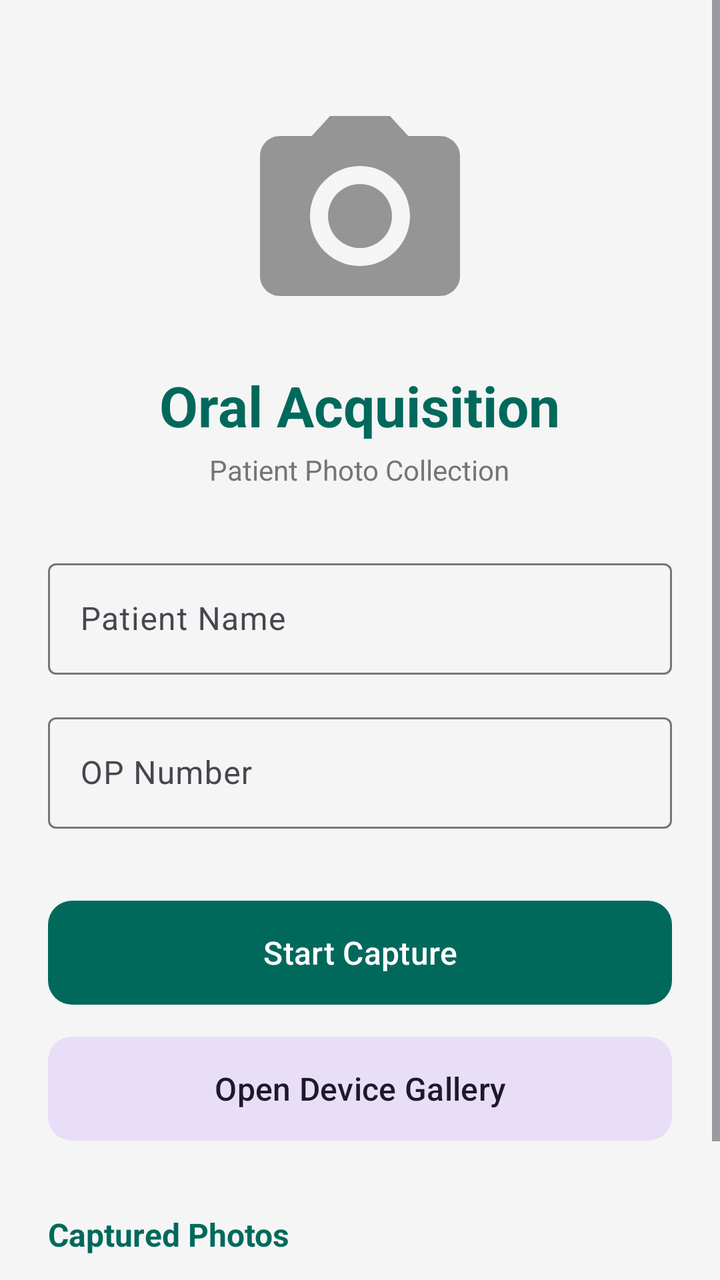
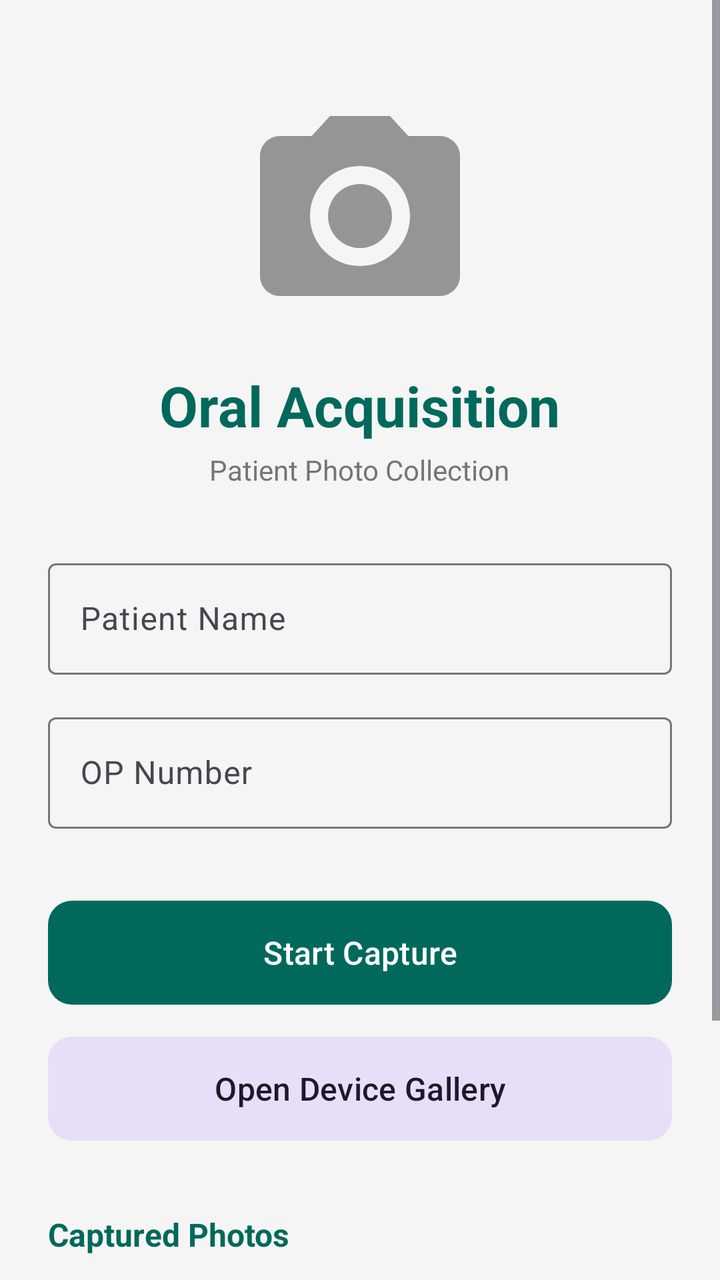

Compare the two renders of this Android layout. The source of the first and the diff that turns it into the second are given below.
<!-- AndroidManifest.xml: application theme Theme.OralAcquisition -->
<!-- res/layout/activity_main.xml -->
<?xml version="1.0" encoding="utf-8"?>
<ScrollView xmlns:android="http://schemas.android.com/apk/res/android"
    android:layout_width="match_parent"
    android:layout_height="match_parent"
    android:background="@color/background"
    android:fillViewport="true">

    <LinearLayout
        android:layout_width="match_parent"
        android:layout_height="wrap_content"
        android:orientation="vertical"
        android:padding="24dp">

        <ImageView
            android:layout_width="120dp"
            android:layout_height="120dp"
            android:layout_gravity="center_horizontal"
            android:layout_marginTop="24dp"
            android:contentDescription="@string/app_name"
            android:src="@drawable/ic_camera_placeholder" />

        <TextView
            android:layout_width="wrap_content"
            android:layout_height="wrap_content"
            android:layout_gravity="center_horizontal"
            android:layout_marginTop="16dp"
            android:text="@string/app_name"
            android:textColor="@color/primary"
            android:textSize="28sp"
            android:textStyle="bold" />

        <TextView
            android:layout_width="wrap_content"
            android:layout_height="wrap_content"
            android:layout_gravity="center_horizontal"
            android:layout_marginTop="4dp"
            android:text="Patient Photo Collection"
            android:textColor="@color/text_secondary"
            android:textSize="14sp" />

        <com.google.android.material.textfield.TextInputLayout
            android:layout_width="match_parent"
            android:layout_height="wrap_content"
            android:layout_marginTop="32dp"
            style="@style/Widget.Material3.TextInputLayout.OutlinedBox">
            
            <com.google.android.material.textfield.TextInputEditText
                android:id="@+id/etPatientName"
                android:layout_width="match_parent"
                android:layout_height="wrap_content"
                android:hint="Patient Name"
                android:inputType="textPersonName"
                android:maxLines="1"
                android:textColor="@color/text_primary" />
        </com.google.android.material.textfield.TextInputLayout>

        <com.google.android.material.textfield.TextInputLayout
            android:layout_width="match_parent"
            android:layout_height="wrap_content"
            android:layout_marginTop="16dp"
            style="@style/Widget.Material3.TextInputLayout.OutlinedBox">

            <com.google.android.material.textfield.TextInputEditText
                android:id="@+id/etOpNumber"
                android:layout_width="match_parent"
                android:layout_height="wrap_content"
                android:hint="OP Number"
                android:inputType="textCapCharacters"
                android:maxLines="1"
                android:textColor="@color/text_primary" />
        </com.google.android.material.textfield.TextInputLayout>

        <com.google.android.material.button.MaterialButton
            android:id="@+id/btnStart"
            android:layout_width="match_parent"
            android:layout_height="60dp"
            android:layout_marginTop="32dp"
            android:text="Start Capture"
            android:textSize="16sp"
            app:cornerRadius="12dp"
            xmlns:app="http://schemas.android.com/apk/res-auto" />
            
        <com.google.android.material.button.MaterialButton
            android:id="@+id/btnOpenGallery"
            android:layout_width="match_parent"
            android:layout_height="60dp"
            android:layout_marginTop="8dp"
            android:text="Open Device Gallery"
            android:textSize="16sp"
            style="@style/Widget.Material3.Button.TonalButton"
            app:cornerRadius="12dp"
            xmlns:app="http://schemas.android.com/apk/res-auto" />

        <TextView
            android:layout_width="match_parent"
            android:layout_height="wrap_content"
            android:layout_marginTop="32dp"
            android:text="Captured Photos"
            android:textColor="@color/primary"
            android:textSize="16sp"
            android:textStyle="bold" />

        <TextView
            android:id="@+id/tvGalleryEmpty"
            android:layout_width="match_parent"
            android:layout_height="wrap_content"
            android:layout_marginTop="8dp"
            android:paddingBottom="16dp"
            android:text="No photos captured yet"
            android:textColor="@color/text_secondary"
            android:textSize="13sp" />

        <androidx.recyclerview.widget.RecyclerView
            android:id="@+id/rvGallery"
            android:layout_width="match_parent"
            android:layout_height="wrap_content"
            android:nestedScrollingEnabled="false"
            android:paddingBottom="24dp" />

    </LinearLayout>
</ScrollView>
<!-- resources referenced by this layout -->
<resources>
  <color name="background">#F5F5F5</color>
  <color name="primary">#00695C</color>
  <color name="text_primary">#212121</color>
  <color name="text_secondary">#757575</color>
  <!-- drawable ic_camera_placeholder (drawable) -->
  <vector xmlns:android="http://schemas.android.com/apk/res/android"
      android:width="24dp"
      android:height="24dp"
      android:viewportWidth="24"
      android:viewportHeight="24"
      android:tint="#959595">
      <path
          android:fillColor="@android:color/white"
          android:pathData="M12,12m-3.2,0a3.2,3.2 0,1 1,6.4 0a3.2,3.2 0,1 1,-6.4 0" />
      <path
          android:fillColor="@android:color/white"
          android:pathData="M9,2L7.17,4H4c-1.1,0 -2,0.9 -2,2v12c0,1.1 0.9,2 2,2h16c1.1,0 2,-0.9 2,-2V6c0,-1.1 -0.9,-2 -2,-2h-3.17L15,2H9zm3,15c-2.76,0 -5,-2.24 -5,-5s2.24,-5 5,-5 5,2.24 5,5 -2.24,5 -5,5z" />
  </vector>
  <string name="app_name">Oral Acquisition</string>
  <style name="Theme.OralAcquisition" parent="Theme.Material3.Light.NoActionBar">
          <item name="colorPrimary">@color/primary</item>
          <item name="colorPrimaryDark">@color/primary_dark</item>
          <item name="colorAccent">@color/primary</item>
          <item name="android:statusBarColor">@color/primary_dark</item>
      </style>
  <color name="primary_dark">#004D40</color>
</resources>

<!-- the commit's change to res/layout/activity_main.xml (unified diff, before → after) -->
@@ -100,13 +100,30 @@
             android:textSize="16sp"
             android:textStyle="bold" />
 
+        <com.google.android.material.textfield.TextInputLayout
+            android:layout_width="match_parent"
+            android:layout_height="wrap_content"
+            android:layout_marginTop="16dp"
+            android:layout_marginBottom="16dp"
+            style="@style/Widget.Material3.TextInputLayout.OutlinedBox.Dense">
+            
+            <com.google.android.material.textfield.TextInputEditText
+                android:id="@+id/etSearchGallery"
+                android:layout_width="match_parent"
+                android:layout_height="wrap_content"
+                android:hint="Search Patient ID or Image Type"
+                android:inputType="text"
+                android:maxLines="1"
+                android:textColor="@color/text_primary" />
+        </com.google.android.material.textfield.TextInputLayout>
+
         <TextView
             android:id="@+id/tvGalleryEmpty"
             android:layout_width="match_parent"
             android:layout_height="wrap_content"
             android:layout_marginTop="8dp"
             android:paddingBottom="16dp"
-            android:text="No photos captured yet"
+            android:text="No photos match your search"
             android:textColor="@color/text_secondary"
             android:textSize="13sp" />
 
